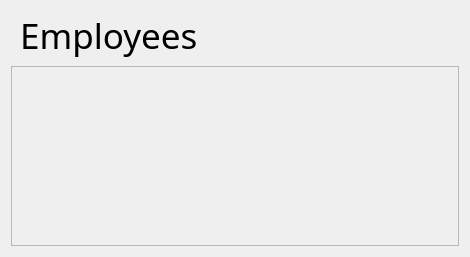
This is showing_employee.ui in Daaizo/management-tool as Qt 5 draws it before an edit. The edited form follows.
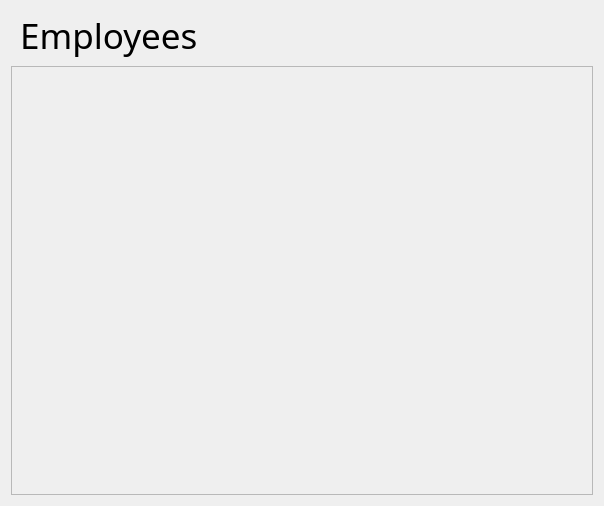
This is the edited form. Icons and pictures are not drawn.

Diff of the .ui file:
```diff
--- a/showing_employee.ui
+++ b/showing_employee.ui
@@ -6,8 +6,8 @@
    <rect>
     <x>0</x>
     <y>0</y>
-    <width>470</width>
-    <height>257</height>
+    <width>604</width>
+    <height>506</height>
    </rect>
   </property>
   <property name="windowTitle">
@@ -19,6 +19,19 @@
   </property>
   <layout class="QGridLayout" name="gridLayout">
    <item row="1" column="0">
+    <widget class="QLabel" name="label">
+     <property name="font">
+      <font>
+       <family>Snap ITC</family>
+       <pointsize>26</pointsize>
+      </font>
+     </property>
+     <property name="text">
+      <string> Employees</string>
+     </property>
+    </widget>
+   </item>
+   <item row="2" column="0">
     <widget class="QScrollArea" name="scrollArea">
      <property name="widgetResizable">
       <bool>true</bool>
@@ -28,26 +41,32 @@
        <rect>
         <x>0</x>
         <y>0</y>
-        <width>450</width>
-        <height>186</height>
+        <width>584</width>
+        <height>435</height>
        </rect>
       </property>
+      <widget class="QLabel" name="name">
+       <property name="geometry">
+        <rect>
+         <x>0</x>
+         <y>0</y>
+         <width>261</width>
+         <height>441</height>
+        </rect>
+       </property>
+       <property name="focusPolicy">
+        <enum>Qt::NoFocus</enum>
+       </property>
+       <property name="text">
+        <string/>
+       </property>
+       <property name="scaledContents">
+        <bool>true</bool>
+       </property>
+      </widget>
      </widget>
     </widget>
    </item>
-   <item row="0" column="0">
-    <widget class="QLabel" name="label">
-     <property name="font">
-      <font>
-       <family>Snap ITC</family>
-       <pointsize>26</pointsize>
-      </font>
-     </property>
-     <property name="text">
-      <string> Employees</string>
-     </property>
-    </widget>
-   </item>
   </layout>
  </widget>
  <resources/>
```
